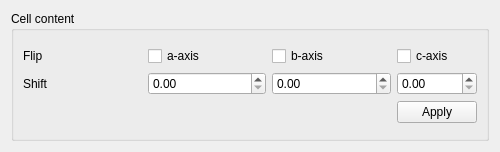
First picture: the form in iraspa/iraspagui/celltransformcontentform.ui, repository iRASPA/iRASPA-QT, before the edit.
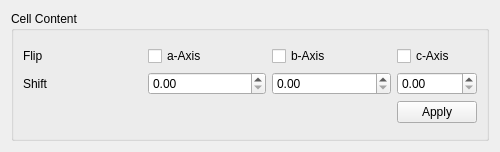
Second picture: the form after the edit. Custom widgets are drawn as their Qt base class.

Diff of the .ui file:
```diff
--- a/iraspa/iraspagui/celltransformcontentform.ui
+++ b/iraspa/iraspagui/celltransformcontentform.ui
@@ -17,7 +17,7 @@
    <item>
     <widget class="QGroupBox" name="groupBox">
      <property name="title">
-      <string>Cell content</string>
+      <string>Cell Content</string>
      </property>
      <layout class="QVBoxLayout" name="verticalLayout_2">
       <item>
@@ -25,7 +25,7 @@
         <item row="0" column="1">
          <widget class="QCheckBox" name="flipAxisACheckBox">
           <property name="text">
-           <string>a-axis</string>
+           <string>a-Axis</string>
           </property>
          </widget>
         </item>
@@ -39,7 +39,7 @@
         <item row="0" column="2">
          <widget class="QCheckBox" name="flipAxisBCheckBox">
           <property name="text">
-           <string>b-axis</string>
+           <string>b-Axis</string>
           </property>
          </widget>
         </item>
@@ -59,7 +59,7 @@
         <item row="0" column="3">
          <widget class="QCheckBox" name="flipAxisCCheckBox">
           <property name="text">
-           <string>c-axis</string>
+           <string>c-Axis</string>
           </property>
          </widget>
         </item>
```
